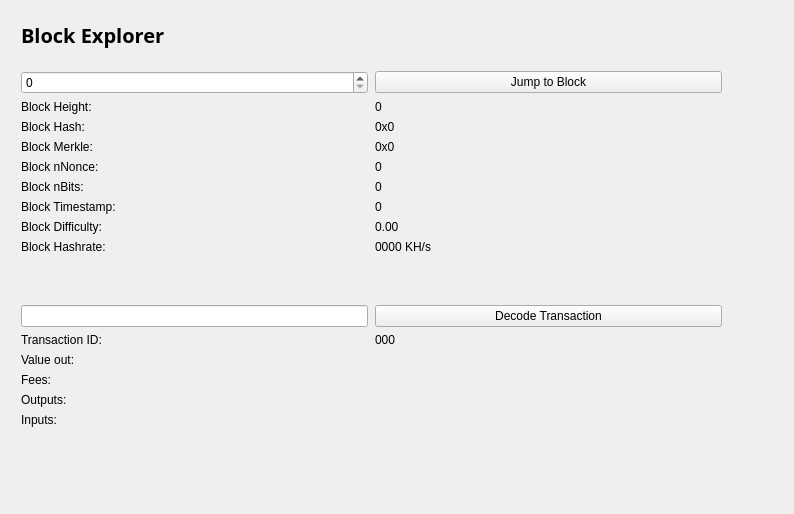
First picture: the form in src/qt/forms/blockbrowser.ui, repository thelonecrouton/bitcredit, before the edit.
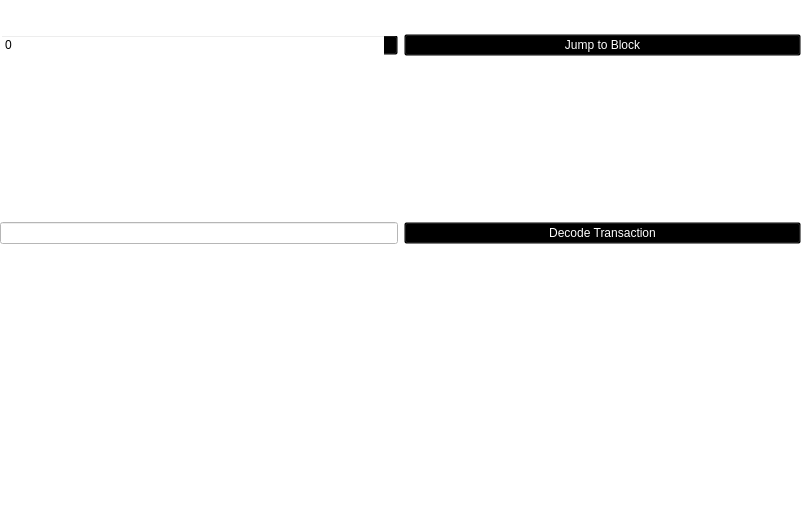
Second picture: the form after the edit.

What changed in the file:
```diff
--- a/src/qt/forms/blockbrowser.ui
+++ b/src/qt/forms/blockbrowser.ui
@@ -2,66 +2,178 @@
 <ui version="4.0">
  <class>BlockBrowser</class>
  <widget class="QWidget" name="BlockBrowser">
-  <property name="windowModality">
-   <enum>Qt::NonModal</enum>
-  </property>
-  <property name="enabled">
-   <bool>true</bool>
-  </property>
   <property name="geometry">
    <rect>
     <x>0</x>
     <y>0</y>
-    <width>794</width>
-    <height>514</height>
+    <width>801</width>
+    <height>523</height>
    </rect>
   </property>
-  <property name="sizePolicy">
-   <sizepolicy hsizetype="Preferred" vsizetype="Preferred">
-    <horstretch>0</horstretch>
-    <verstretch>0</verstretch>
-   </sizepolicy>
-  </property>
-  <property name="minimumSize">
-   <size>
-    <width>0</width>
-    <height>0</height>
-   </size>
-  </property>
-  <property name="acceptDrops">
-   <bool>false</bool>
-  </property>
   <property name="windowTitle">
    <string>Form</string>
   </property>
-  <layout class="QGridLayout">
-   <property name="sizeConstraint">
-    <enum>QLayout::SetMaximumSize</enum>
-   </property>
-   <property name="leftMargin">
-    <number>21</number>
-   </property>
-   <property name="topMargin">
-    <number>21</number>
-   </property>
-   <property name="rightMargin">
-    <number>10</number>
-   </property>
-   <item row="1" column="0">
-    <widget class="QWidget" name="widget" native="true">
-     <widget class="QWidget" name="layoutWidget">
+  <property name="styleSheet">
+   <string notr="true">background:transparent;</string>
+  </property>
+  <widget class="QWidget" name="gridLayoutWidget_3">
       <property name="geometry">
        <rect>
         <x>0</x>
         <y>0</y>
-        <width>699</width>
-        <height>27</height>
-       </rect>
-      </property>
-      <layout class="QHBoxLayout" name="horizontalLayout_4">
-       <property name="spacing">
-        <number>7</number>
-       </property>
+     <width>801</width>
+     <height>521</height>
+    </rect>
+   </property>
+   <layout class="QGridLayout" name="gridLayout_3">
+    <item row="4" column="0">
+     <layout class="QGridLayout" name="gridLayout_2">
+      <item row="2" column="1">
+       <widget class="QLabel" name="txID">
+        <property name="styleSheet">
+         <string notr="true">color: rgb(255, 255, 255);</string>
+        </property>
+        <property name="text">
+         <string>000</string>
+        </property>
+       </widget>
+      </item>
+      <item row="5" column="0">
+       <widget class="QLabel" name="outputLabel">
+        <property name="styleSheet">
+         <string notr="true">color: rgb(255, 255, 255);</string>
+        </property>
+        <property name="text">
+         <string>Outputs:</string>
+        </property>
+        <property name="alignment">
+         <set>Qt::AlignLeading|Qt::AlignLeft|Qt::AlignTop</set>
+        </property>
+       </widget>
+      </item>
+      <item row="4" column="0">
+       <widget class="QLabel" name="feesLabel">
+        <property name="styleSheet">
+         <string notr="true">color: rgb(255, 255, 255);</string>
+        </property>
+        <property name="text">
+         <string>Fees:</string>
+        </property>
+       </widget>
+      </item>
+      <item row="3" column="0">
+       <widget class="QLabel" name="valueLabel">
+        <property name="styleSheet">
+         <string notr="true">color: rgb(255, 255, 255);</string>
+        </property>
+        <property name="text">
+         <string>Value out:</string>
+        </property>
+       </widget>
+      </item>
+      <item row="5" column="1">
+       <widget class="QLabel" name="outputBox">
+        <property name="styleSheet">
+         <string notr="true">color: rgb(255, 255, 255);</string>
+        </property>
+        <property name="text">
+         <string/>
+        </property>
+        <property name="alignment">
+         <set>Qt::AlignLeading|Qt::AlignLeft|Qt::AlignTop</set>
+        </property>
+       </widget>
+      </item>
+      <item row="2" column="0">
+       <widget class="QLabel" name="txLabel">
+        <property name="styleSheet">
+         <string notr="true">color: rgb(255, 255, 255);</string>
+        </property>
+        <property name="text">
+         <string>Transaction ID:</string>
+        </property>
+       </widget>
+      </item>
+      <item row="1" column="0">
+       <widget class="QLineEdit" name="txBox">
+        <property name="sizePolicy">
+         <sizepolicy hsizetype="Preferred" vsizetype="Fixed">
+          <horstretch>0</horstretch>
+          <verstretch>0</verstretch>
+         </sizepolicy>
+        </property>
+        <property name="styleSheet">
+         <string notr="true">background-color: rgb(255, 255, 255);
+color: rgb(0, 0, 0);</string>
+        </property>
+        <property name="inputMask">
+         <string comment="Transaction id" extracomment="Transaction id"/>
+        </property>
+        <property name="placeholderText">
+         <string comment="Transaction ID" extracomment="Transaction ID"/>
+        </property>
+       </widget>
+      </item>
+      <item row="1" column="1">
+       <widget class="QPushButton" name="txButton">
+        <property name="styleSheet">
+         <string notr="true">color: rgb(255, 255, 255);</string>
+        </property>
+        <property name="text">
+         <string>Decode Transaction</string>
+        </property>
+       </widget>
+      </item>
+      <item row="3" column="1">
+       <widget class="QLabel" name="valueBox">
+        <property name="styleSheet">
+         <string notr="true">color: rgb(255, 255, 255);</string>
+        </property>
+        <property name="text">
+         <string/>
+        </property>
+       </widget>
+      </item>
+      <item row="4" column="1">
+       <widget class="QLabel" name="feesBox">
+        <property name="styleSheet">
+         <string notr="true">color: rgb(255, 255, 255);</string>
+        </property>
+        <property name="text">
+         <string/>
+        </property>
+       </widget>
+      </item>
+      <item row="6" column="0">
+       <widget class="QLabel" name="inputLabel">
+        <property name="styleSheet">
+         <string notr="true">color: rgb(255, 255, 255);</string>
+        </property>
+        <property name="text">
+         <string>Inputs:</string>
+        </property>
+        <property name="alignment">
+         <set>Qt::AlignLeading|Qt::AlignLeft|Qt::AlignTop</set>
+        </property>
+       </widget>
+      </item>
+      <item row="6" column="1">
+       <widget class="QLabel" name="inputBox">
+        <property name="styleSheet">
+         <string notr="true">color: rgb(255, 255, 255);</string>
+        </property>
+        <property name="text">
+         <string/>
+        </property>
+        <property name="alignment">
+         <set>Qt::AlignLeading|Qt::AlignLeft|Qt::AlignTop</set>
+        </property>
+       </widget>
+      </item>
+     </layout>
+    </item>
+    <item row="1" column="0">
+     <layout class="QHBoxLayout" name="horizontalLayout">
        <item>
         <widget class="QLabel" name="label_5">
          <property name="font">
@@ -69,132 +181,49 @@
            <family>Open Sans,sans-serif</family>
           </font>
          </property>
+        <property name="styleSheet">
+         <string notr="true">color: rgb(255, 255, 255);</string>
+        </property>
          <property name="text">
-          <string>&lt;html&gt;&lt;head/&gt;&lt;body&gt;&lt;p&gt;&lt;span style=&quot; font-size:20px; font-weight:600; color:#000000;&quot;&gt;Block Explorer &lt;/span&gt;&lt;/p&gt;&lt;/body&gt;&lt;/html&gt;</string>
+         <string>&lt;html&gt;&lt;head/&gt;&lt;body&gt;&lt;p&gt;&lt;span style=&quot; font-size:20px; font-weight:600; color:#ffffff;&quot;&gt;Block Explorer &lt;/span&gt;&lt;/p&gt;&lt;/body&gt;&lt;/html&gt;</string>
          </property>
         </widget>
        </item>
-       <item>
-        <spacer name="horizontalSpacer_2">
-         <property name="orientation">
-          <enum>Qt::Horizontal</enum>
-         </property>
-         <property name="sizeHint" stdset="0">
-          <size>
-           <width>40</width>
-           <height>20</height>
-          </size>
-         </property>
-        </spacer>
-       </item>
-      </layout>
-     </widget>
-     <widget class="QWidget" name="layoutWidget_2">
-      <property name="geometry">
-       <rect>
-        <x>0</x>
-        <y>50</y>
-        <width>701</width>
-        <height>400</height>
-       </rect>
-      </property>
-      <layout class="QGridLayout" name="gridLayout_3" rowstretch="0,0,0,0,0,0,0,0,0,0,0,0,0,0,0,0,0,0,0" columnstretch="0,0">
-       <property name="sizeConstraint">
-        <enum>QLayout::SetDefaultConstraint</enum>
-       </property>
-       <property name="horizontalSpacing">
-        <number>7</number>
-       </property>
-       <item row="18" column="0">
-        <spacer name="verticalSpacer">
-         <property name="orientation">
-          <enum>Qt::Vertical</enum>
-         </property>
-         <property name="sizeHint" stdset="0">
-          <size>
-           <width>20</width>
-           <height>40</height>
-          </size>
-         </property>
-        </spacer>
-       </item>
-       <item row="12" column="1">
-        <widget class="QPushButton" name="txButton">
-         <property name="text">
-          <string>Decode Transaction</string>
-         </property>
-        </widget>
-       </item>
-       <item row="17" column="0">
-        <widget class="QLabel" name="inputLabel">
-         <property name="text">
-          <string>Inputs:</string>
-         </property>
-         <property name="alignment">
-          <set>Qt::AlignLeading|Qt::AlignLeft|Qt::AlignTop</set>
-         </property>
-        </widget>
-       </item>
-       <item row="10" column="1">
+     </layout>
+    </item>
+    <item row="3" column="0">
+     <layout class="QGridLayout" name="gridLayout">
+      <item row="8" column="1">
         <widget class="QLabel" name="pawBox">
-         <property name="text">
-          <string>0000 KH/s</string>
-         </property>
-        </widget>
-       </item>
-       <item row="14" column="0">
-        <widget class="QLabel" name="valueLabel">
+        <property name="styleSheet">
+         <string notr="true">color: rgb(255, 255, 255);</string>
+        </property>
          <property name="text">
-          <string>Value out:</string>
+         <string>0000 H/s</string>
          </property>
         </widget>
        </item>
-       <item row="13" column="0">
-        <widget class="QLabel" name="txLabel">
-         <property name="text">
-          <string>Transaction ID:</string>
-         </property>
-        </widget>
-       </item>
-       <item row="9" column="1">
+      <item row="7" column="1">
         <widget class="QLabel" name="hardBox">
+        <property name="styleSheet">
+         <string notr="true">color: rgb(255, 255, 255);</string>
+        </property>
          <property name="text">
           <string>0.00</string>
          </property>
         </widget>
        </item>
-       <item row="13" column="1">
-        <widget class="QLabel" name="txID">
-         <property name="text">
-          <string>000</string>
-         </property>
-        </widget>
-       </item>
-       <item row="17" column="1">
-        <widget class="QLabel" name="inputBox">
+      <item row="8" column="0">
+       <widget class="QLabel" name="pawLabel">
+        <property name="styleSheet">
+         <string notr="true">color: rgb(255, 255, 255);</string>
+        </property>
          <property name="text">
-          <string/>
-         </property>
-         <property name="alignment">
-          <set>Qt::AlignLeading|Qt::AlignLeft|Qt::AlignTop</set>
-         </property>
-        </widget>
-       </item>
-       <item row="14" column="1">
-        <widget class="QLabel" name="valueBox">
-         <property name="text">
-          <string/>
-         </property>
-        </widget>
-       </item>
-       <item row="9" column="0">
-        <widget class="QLabel" name="hardLabel">
-         <property name="text">
-          <string>Block Difficulty:</string>
-         </property>
-        </widget>
-       </item>
-       <item row="1" column="0">
+         <string>Block Hashrate:</string>
+        </property>
+       </widget>
+      </item>
+      <item row="0" column="0">
         <widget class="QSpinBox" name="heightBox">
          <property name="sizePolicy">
           <sizepolicy hsizetype="Preferred" vsizetype="Fixed">
@@ -202,89 +231,45 @@
            <verstretch>0</verstretch>
           </sizepolicy>
          </property>
+        <property name="styleSheet">
+         <string notr="true"/>
+        </property>
          <property name="maximum">
           <number>99999999</number>
          </property>
         </widget>
        </item>
-       <item row="3" column="0">
-        <widget class="QLabel" name="heightLabel_2">
-         <property name="text">
-          <string>Block Height:</string>
-         </property>
-        </widget>
-       </item>
-       <item row="8" column="1">
-        <widget class="QLabel" name="timeBox">
-         <property name="text">
-          <string>0</string>
-         </property>
-        </widget>
-       </item>
-       <item row="1" column="1">
+      <item row="0" column="1">
         <widget class="QPushButton" name="blockButton">
+        <property name="styleSheet">
+         <string notr="true">color: rgb(255, 255, 255);</string>
+        </property>
          <property name="text">
           <string>Jump to Block</string>
          </property>
         </widget>
        </item>
-       <item row="5" column="0">
-        <widget class="QLabel" name="merkleLabel">
-         <property name="text">
-          <string>Block Merkle:</string>
-         </property>
-        </widget>
-       </item>
-       <item row="4" column="0">
-        <widget class="QLabel" name="hashLabel">
+      <item row="1" column="0">
+       <widget class="QLabel" name="heightLabel_2">
+        <property name="styleSheet">
+         <string notr="true">color: rgb(255, 255, 255);</string>
+        </property>
          <property name="text">
-          <string>Block Hash:</string>
+         <string>Block Height:</string>
          </property>
         </widget>
        </item>
-       <item row="15" column="1">
-        <widget class="QLabel" name="feesBox">
-         <property name="text">
-          <string/>
-         </property>
-        </widget>
-       </item>
-       <item row="10" column="0">
-        <widget class="QLabel" name="pawLabel">
-         <property name="text">
-          <string>Block Hashrate:</string>
-         </property>
-        </widget>
-       </item>
-       <item row="3" column="1">
+      <item row="1" column="1">
         <widget class="QLabel" name="heightLabel">
-         <property name="text">
-          <string>0</string>
-         </property>
-        </widget>
-       </item>
-       <item row="15" column="0">
-        <widget class="QLabel" name="feesLabel">
+        <property name="styleSheet">
+         <string notr="true">color: rgb(255, 255, 255);</string>
+        </property>
          <property name="text">
-          <string>Fees:</string>
-         </property>
-        </widget>
-       </item>
-       <item row="7" column="0">
-        <widget class="QLabel" name="bitsLabel">
-         <property name="text">
-          <string>Block nBits:</string>
-         </property>
-        </widget>
-       </item>
-       <item row="7" column="1">
-        <widget class="QLabel" name="bitsBox">
-         <property name="text">
           <string>0</string>
          </property>
         </widget>
        </item>
-       <item row="5" column="1">
+      <item row="3" column="1">
         <widget class="QLabel" name="merkleBox">
          <property name="minimumSize">
           <size>
@@ -292,53 +277,35 @@
            <height>0</height>
           </size>
          </property>
+        <property name="styleSheet">
+         <string notr="true">color: rgb(255, 255, 255);</string>
+        </property>
          <property name="text">
           <string>0x0</string>
          </property>
         </widget>
        </item>
-       <item row="16" column="0">
-        <widget class="QLabel" name="outputLabel">
-         <property name="text">
-          <string>Outputs:</string>
-         </property>
-         <property name="alignment">
-          <set>Qt::AlignLeading|Qt::AlignLeft|Qt::AlignTop</set>
-         </property>
-        </widget>
-       </item>
-       <item row="16" column="1">
-        <widget class="QLabel" name="outputBox">
-         <property name="text">
-          <string/>
-         </property>
-         <property name="alignment">
-          <set>Qt::AlignLeading|Qt::AlignLeft|Qt::AlignTop</set>
-         </property>
-        </widget>
-       </item>
        <item row="6" column="0">
-        <widget class="QLabel" name="nonceLabel">
-         <property name="text">
-          <string>Block nNonce:</string>
-         </property>
-        </widget>
-       </item>
-       <item row="6" column="1">
-        <widget class="QLabel" name="nonceBox">
-         <property name="text">
-          <string>0</string>
-         </property>
-        </widget>
-       </item>
-       <item row="8" column="0">
         <widget class="QLabel" name="timeLabel">
+        <property name="styleSheet">
+         <string notr="true">color: rgb(255, 255, 255);</string>
+        </property>
          <property name="text">
           <string>Block Timestamp:</string>
          </property>
         </widget>
        </item>
-       <item row="4" column="1">
+      <item row="2" column="0">
+       <widget class="QLabel" name="hashLabel">
+        <property name="styleSheet">
+         <string notr="true">color: rgb(255, 255, 255);</string>
+        </property>
+        <property name="text">
+         <string>Block Hash:</string>
+        </property>
+       </widget>
+      </item>
+      <item row="2" column="1">
         <widget class="QLabel" name="hashBox">
          <property name="enabled">
           <bool>true</bool>
@@ -355,29 +322,88 @@
            <height>0</height>
           </size>
          </property>
+        <property name="styleSheet">
+         <string notr="true">color: rgb(255, 255, 255);</string>
+        </property>
          <property name="text">
           <string>0x0</string>
          </property>
         </widget>
        </item>
-       <item row="12" column="0">
-        <widget class="QLineEdit" name="txBox">
-         <property name="sizePolicy">
-          <sizepolicy hsizetype="Preferred" vsizetype="Fixed">
-           <horstretch>0</horstretch>
-           <verstretch>0</verstretch>
-          </sizepolicy>
-         </property>
-         <property name="inputMask">
-          <string comment="Transaction id" extracomment="Transaction id"/>
-         </property>
-         <property name="placeholderText">
-          <string comment="Transaction ID" extracomment="Transaction ID"/>
-         </property>
-        </widget>
-       </item>
-       <item row="11" column="0">
-        <spacer name="verticalSpacer_2">
+      <item row="4" column="0">
+       <widget class="QLabel" name="nonceLabel">
+        <property name="styleSheet">
+         <string notr="true">color: rgb(255, 255, 255);</string>
+        </property>
+        <property name="text">
+         <string>Block nNonce:</string>
+        </property>
+       </widget>
+      </item>
+      <item row="3" column="0">
+       <widget class="QLabel" name="merkleLabel">
+        <property name="styleSheet">
+         <string notr="true">color: rgb(255, 255, 255);</string>
+        </property>
+        <property name="text">
+         <string>Block Merkle:</string>
+        </property>
+       </widget>
+      </item>
+      <item row="5" column="1">
+       <widget class="QLabel" name="bitsBox">
+        <property name="styleSheet">
+         <string notr="true">color: rgb(255, 255, 255);</string>
+        </property>
+        <property name="text">
+         <string>0</string>
+        </property>
+       </widget>
+      </item>
+      <item row="4" column="1">
+       <widget class="QLabel" name="nonceBox">
+        <property name="styleSheet">
+         <string notr="true">color: rgb(255, 255, 255);</string>
+        </property>
+        <property name="text">
+         <string>0</string>
+        </property>
+       </widget>
+      </item>
+      <item row="5" column="0">
+       <widget class="QLabel" name="bitsLabel">
+        <property name="styleSheet">
+         <string notr="true">color: rgb(255, 255, 255);</string>
+        </property>
+        <property name="text">
+         <string>Block nBits:</string>
+        </property>
+       </widget>
+      </item>
+      <item row="6" column="1">
+       <widget class="QLabel" name="timeBox">
+        <property name="styleSheet">
+         <string notr="true">color: rgb(255, 255, 255);</string>
+        </property>
+        <property name="text">
+         <string>0</string>
+        </property>
+       </widget>
+      </item>
+      <item row="7" column="0">
+       <widget class="QLabel" name="hardLabel">
+        <property name="styleSheet">
+         <string notr="true">color: rgb(255, 255, 255);</string>
+        </property>
+        <property name="text">
+         <string>Block Difficulty:</string>
+        </property>
+       </widget>
+      </item>
+     </layout>
+    </item>
+    <item row="5" column="0">
+     <spacer name="verticalSpacer">
          <property name="orientation">
           <enum>Qt::Vertical</enum>
          </property>
@@ -391,9 +417,6 @@
        </item>
       </layout>
      </widget>
-    </widget>
-   </item>
-  </layout>
  </widget>
  <resources/>
  <connections/>
```
Lines whose indentation alone changed are shown as unchanged.
